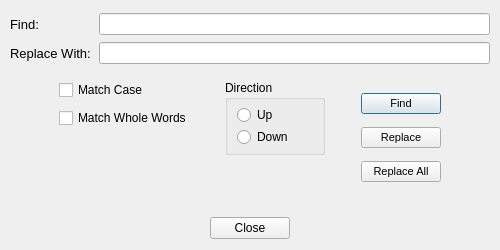
The window that forms/dialog_replace.ui (copperspice/diamond) describes before a commit, drawn with Qt 5.
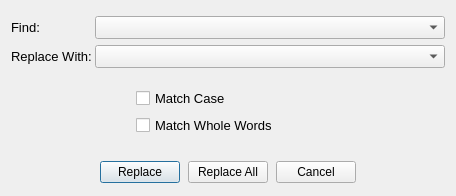
The same window after the commit.

Commit message: fix printing issues, add search & replace

The edit to the form file:
```diff
--- a/forms/dialog_replace.ui
+++ b/forms/dialog_replace.ui
@@ -9,8 +9,8 @@
    <rect>
     <x>0</x>
     <y>0</y>
-    <width>488</width>
-    <height>250</height>
+    <width>456</width>
+    <height>196</height>
    </rect>
   </property>
   <property name="windowTitle">
@@ -19,365 +19,201 @@
   <property name="modal">
    <bool>false</bool>
   </property>
-  <layout class="QGridLayout" name="gridLayout_3">
-   <property name="leftMargin">
-    <number>10</number>
-   </property>
+  <layout class="QGridLayout" name="gridLayout">
    <property name="topMargin">
-    <number>13</number>
-   </property>
-   <property name="rightMargin">
     <number>10</number>
    </property>
    <property name="horizontalSpacing">
-    <number>9</number>
+    <number>25</number>
    </property>
-   <item row="3" column="3" rowspan="3">
-    <layout class="QVBoxLayout" name="verticalLayout_3">
-     <item>
-      <widget class="QGroupBox" name="groupBox">
-       <property name="title">
-        <string>Direction</string>
+   <item row="3" column="1">
+    <widget class="QCheckBox" name="case_CKB">
+     <property name="font">
+      <font>
+       <pointsize>10</pointsize>
+      </font>
+     </property>
+     <property name="text">
+      <string>Match Case</string>
+     </property>
+    </widget>
+   </item>
+   <item row="0" column="0" rowspan="2" colspan="4">
+    <layout class="QGridLayout" name="gridLayout_1">
+     <item row="0" column="0">
+      <widget class="QLabel" name="label">
+       <property name="minimumSize">
+        <size>
+         <width>0</width>
+         <height>20</height>
+        </size>
        </property>
-       <layout class="QGridLayout" name="gridLayout_2">
-        <property name="topMargin">
-         <number>5</number>
-        </property>
-        <property name="bottomMargin">
-         <number>5</number>
-        </property>
-        <property name="horizontalSpacing">
-         <number>0</number>
-        </property>
-        <property name="verticalSpacing">
-         <number>2</number>
-        </property>
-        <item row="2" column="0">
-         <widget class="QRadioButton" name="down_RB">
-          <property name="text">
-           <string>Down</string>
-          </property>
-         </widget>
-        </item>
-        <item row="1" column="0">
-         <widget class="QRadioButton" name="up_RB">
-          <property name="text">
-           <string>Up</string>
-          </property>
-         </widget>
-        </item>
-       </layout>
+       <property name="font">
+        <font>
+         <pointsize>10</pointsize>
+        </font>
+       </property>
+       <property name="text">
+        <string>Find:</string>
+       </property>
       </widget>
      </item>
+     <item row="1" column="0">
+      <widget class="QLabel" name="label_2">
+       <property name="font">
+        <font>
+         <pointsize>10</pointsize>
+        </font>
+       </property>
+       <property name="text">
+        <string>Replace With:</string>
+       </property>
+      </widget>
+     </item>
+     <item row="0" column="2">
+      <widget class="QComboBox" name="find_Combo">
+       <property name="minimumSize">
+        <size>
+         <width>350</width>
+         <height>0</height>
+        </size>
+       </property>
+       <property name="font">
+        <font>
+         <pointsize>10</pointsize>
+        </font>
+       </property>
+      </widget>
+     </item>
+     <item row="1" column="2">
+      <widget class="QComboBox" name="replace_Combo">
+       <property name="minimumSize">
+        <size>
+         <width>350</width>
+         <height>0</height>
+        </size>
+       </property>
+       <property name="font">
+        <font>
+         <pointsize>10</pointsize>
+        </font>
+       </property>
+      </widget>
+     </item>
+    </layout>
+   </item>
+   <item row="16" column="0" colspan="4">
+    <layout class="QHBoxLayout" name="horizontalLayout_20">
      <item>
-      <spacer name="verticalSpacer">
+      <spacer name="horizontalSpacer_20">
        <property name="orientation">
-        <enum>Qt::Vertical</enum>
+        <enum>Qt::Horizontal</enum>
        </property>
        <property name="sizeHint" stdset="0">
         <size>
-         <width>20</width>
-         <height>35</height>
+         <width>10</width>
+         <height>20</height>
         </size>
        </property>
       </spacer>
-     </item>
-    </layout>
-   </item>
-   <item row="5" column="4">
-    <spacer name="horizontalSpacer_3">
-     <property name="orientation">
-      <enum>Qt::Horizontal</enum>
-     </property>
-     <property name="sizeType">
-      <enum>QSizePolicy::Fixed</enum>
-     </property>
-     <property name="sizeHint" stdset="0">
-      <size>
-       <width>18</width>
-       <height>20</height>
-      </size>
-     </property>
-    </spacer>
-   </item>
-   <item row="4" column="0">
-    <spacer name="horizontalSpacer_1">
-     <property name="orientation">
-      <enum>Qt::Horizontal</enum>
-     </property>
-     <property name="sizeType">
-      <enum>QSizePolicy::Fixed</enum>
-     </property>
-     <property name="sizeHint" stdset="0">
-      <size>
-       <width>40</width>
-       <height>20</height>
-      </size>
-     </property>
-    </spacer>
-   </item>
-   <item row="3" column="5" rowspan="3">
-    <layout class="QVBoxLayout" name="verticalLayout_1">
-     <item>
-      <widget class="QPushButton" name="find_PB">
-       <property name="minimumSize">
-        <size>
-         <width>0</width>
-         <height>0</height>
-        </size>
-       </property>
-       <property name="maximumSize">
-        <size>
-         <width>16777215</width>
-         <height>16777215</height>
-        </size>
-       </property>
-       <property name="font">
-        <font>
-         <pointsize>8</pointsize>
-        </font>
-       </property>
-       <property name="text">
-        <string>Find</string>
-       </property>
-      </widget>
      </item>
      <item>
       <widget class="QPushButton" name="replace_PB">
-       <property name="minimumSize">
-        <size>
-         <width>0</width>
-         <height>0</height>
-        </size>
-       </property>
-       <property name="maximumSize">
-        <size>
-         <width>16777215</width>
-         <height>16777215</height>
-        </size>
-       </property>
-       <property name="font">
-        <font>
-         <pointsize>8</pointsize>
-        </font>
-       </property>
        <property name="text">
         <string>Replace</string>
        </property>
       </widget>
      </item>
+     <item>
+      <spacer name="horizontalSpacer_21">
+       <property name="orientation">
+        <enum>Qt::Horizontal</enum>
+       </property>
+       <property name="sizeType">
+        <enum>QSizePolicy::Fixed</enum>
+       </property>
+       <property name="sizeHint" stdset="0">
+        <size>
+         <width>8</width>
+         <height>20</height>
+        </size>
+       </property>
+      </spacer>
+     </item>
      <item>
       <widget class="QPushButton" name="replaceAll_PB">
-       <property name="minimumSize">
-        <size>
-         <width>0</width>
-         <height>0</height>
-        </size>
-       </property>
-       <property name="maximumSize">
-        <size>
-         <width>16777215</width>
-         <height>16777215</height>
-        </size>
-       </property>
-       <property name="font">
-        <font>
-         <pointsize>8</pointsize>
-        </font>
-       </property>
        <property name="text">
         <string>Replace All</string>
        </property>
       </widget>
      </item>
-    </layout>
-   </item>
-   <item row="6" column="5">
-    <spacer name="verticalSpacer_3">
-     <property name="orientation">
-      <enum>Qt::Vertical</enum>
-     </property>
-     <property name="sizeType">
-      <enum>QSizePolicy::Fixed</enum>
-     </property>
-     <property name="sizeHint" stdset="0">
-      <size>
-       <width>20</width>
-       <height>10</height>
-      </size>
-     </property>
-    </spacer>
-   </item>
-   <item row="4" column="2">
-    <spacer name="horizontalSpacer_2">
-     <property name="orientation">
-      <enum>Qt::Horizontal</enum>
-     </property>
-     <property name="sizeType">
-      <enum>QSizePolicy::Fixed</enum>
-     </property>
-     <property name="sizeHint" stdset="0">
-      <size>
-       <width>15</width>
-       <height>20</height>
-      </size>
-     </property>
-    </spacer>
-   </item>
-   <item row="4" column="6">
-    <spacer name="horizontalSpacer_4">
-     <property name="orientation">
-      <enum>Qt::Horizontal</enum>
-     </property>
-     <property name="sizeType">
-      <enum>QSizePolicy::MinimumExpanding</enum>
-     </property>
-     <property name="sizeHint" stdset="0">
-      <size>
-       <width>40</width>
-       <height>20</height>
-      </size>
-     </property>
-    </spacer>
-   </item>
-   <item row="7" column="0" colspan="7">
-    <layout class="QHBoxLayout" name="horizontalLayout_20">
-     <item>
-      <spacer name="horizontalSpacer_21">
-       <property name="orientation">
-        <enum>Qt::Horizontal</enum>
-       </property>
-       <property name="sizeHint" stdset="0">
-        <size>
-         <width>10</width>
-         <height>20</height>
-        </size>
-       </property>
-      </spacer>
-     </item>
-     <item>
-      <widget class="QPushButton" name="cancel_PB">
-       <property name="text">
-        <string>Close</string>
-       </property>
-      </widget>
-     </item>
      <item>
       <spacer name="horizontalSpacer_22">
        <property name="orientation">
         <enum>Qt::Horizontal</enum>
        </property>
+       <property name="sizeType">
+        <enum>QSizePolicy::Fixed</enum>
+       </property>
        <property name="sizeHint" stdset="0">
         <size>
-         <width>10</width>
-         <height>20</height>
+         <width>8</width>
+         <height>25</height>
         </size>
        </property>
       </spacer>
      </item>
-    </layout>
-   </item>
-   <item row="0" column="0" colspan="7">
-    <layout class="QGridLayout" name="gridLayout">
-     <property name="horizontalSpacing">
-      <number>8</number>
-     </property>
-     <property name="verticalSpacing">
-      <number>7</number>
-     </property>
-     <item row="1" column="1">
-      <widget class="QLineEdit" name="replace">
-       <property name="minimumSize">
-        <size>
-         <width>350</width>
-         <height>20</height>
-        </size>
-       </property>
-      </widget>
-     </item>
-     <item row="1" column="0">
-      <widget class="QLabel" name="label_2">
-       <property name="minimumSize">
-        <size>
-         <width>0</width>
-         <height>20</height>
-        </size>
-       </property>
-       <property name="font">
-        <font>
-         <pointsize>10</pointsize>
-        </font>
-       </property>
-       <property name="text">
-        <string>Replace With:</string>
-       </property>
-      </widget>
-     </item>
-     <item row="0" column="0">
-      <widget class="QLabel" name="label_1">
-       <property name="minimumSize">
-        <size>
-         <width>0</width>
-         <height>20</height>
-        </size>
-       </property>
-       <property name="font">
-        <font>
-         <pointsize>10</pointsize>
-        </font>
-       </property>
-       <property name="text">
-        <string>Find:</string>
-       </property>
-      </widget>
-     </item>
-     <item row="0" column="1">
-      <widget class="QLineEdit" name="find">
-       <property name="minimumSize">
-        <size>
-         <width>350</width>
-         <height>20</height>
-        </size>
-       </property>
-      </widget>
-     </item>
-    </layout>
-   </item>
-   <item row="3" column="1" rowspan="4">
-    <layout class="QVBoxLayout" name="verticalLayout_2">
-     <property name="spacing">
-      <number>8</number>
-     </property>
      <item>
-      <widget class="QCheckBox" name="case_CKB">
+      <widget class="QPushButton" name="cancel_PB">
        <property name="text">
-        <string>Match Case</string>
+        <string>Cancel</string>
        </property>
       </widget>
      </item>
      <item>
-      <widget class="QCheckBox" name="wholeWords_CKB">
-       <property name="text">
-        <string>Match Whole Words</string>
-       </property>
-      </widget>
-     </item>
-     <item>
-      <spacer name="verticalSpacer_2">
+      <spacer name="horizontalSpacer_23">
        <property name="orientation">
-        <enum>Qt::Vertical</enum>
+        <enum>Qt::Horizontal</enum>
        </property>
        <property name="sizeHint" stdset="0">
         <size>
-         <width>20</width>
-         <height>10</height>
+         <width>10</width>
+         <height>20</height>
         </size>
        </property>
       </spacer>
      </item>
     </layout>
    </item>
-   <item row="1" column="3">
+   <item row="9" column="2">
+    <spacer name="verticalSpacer_2">
+     <property name="orientation">
+      <enum>Qt::Vertical</enum>
+     </property>
+     <property name="sizeType">
+      <enum>QSizePolicy::Fixed</enum>
+     </property>
+     <property name="sizeHint" stdset="0">
+      <size>
+       <width>20</width>
+       <height>18</height>
+      </size>
+     </property>
+    </spacer>
+   </item>
+   <item row="8" column="1">
+    <widget class="QCheckBox" name="wholeWords_CKB">
+     <property name="font">
+      <font>
+       <pointsize>10</pointsize>
+      </font>
+     </property>
+     <property name="text">
+      <string>Match Whole Words</string>
+     </property>
+    </widget>
+   </item>
+   <item row="2" column="0">
     <spacer name="verticalSpacer_1">
      <property name="orientation">
       <enum>Qt::Vertical</enum>
@@ -388,7 +224,7 @@
      <property name="sizeHint" stdset="0">
       <size>
        <width>100</width>
-       <height>10</height>
+       <height>8</height>
       </size>
      </property>
     </spacer>
```
Left out of the diff: 6 changed lines with no effect on the pictures. The commit also changes 22 other files.
